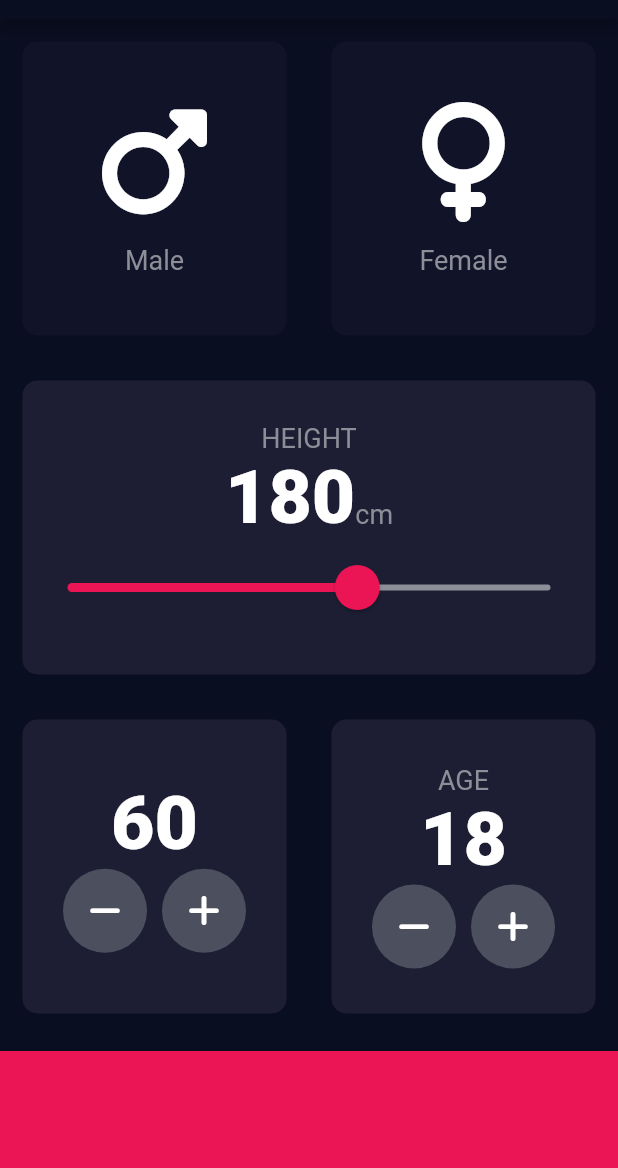
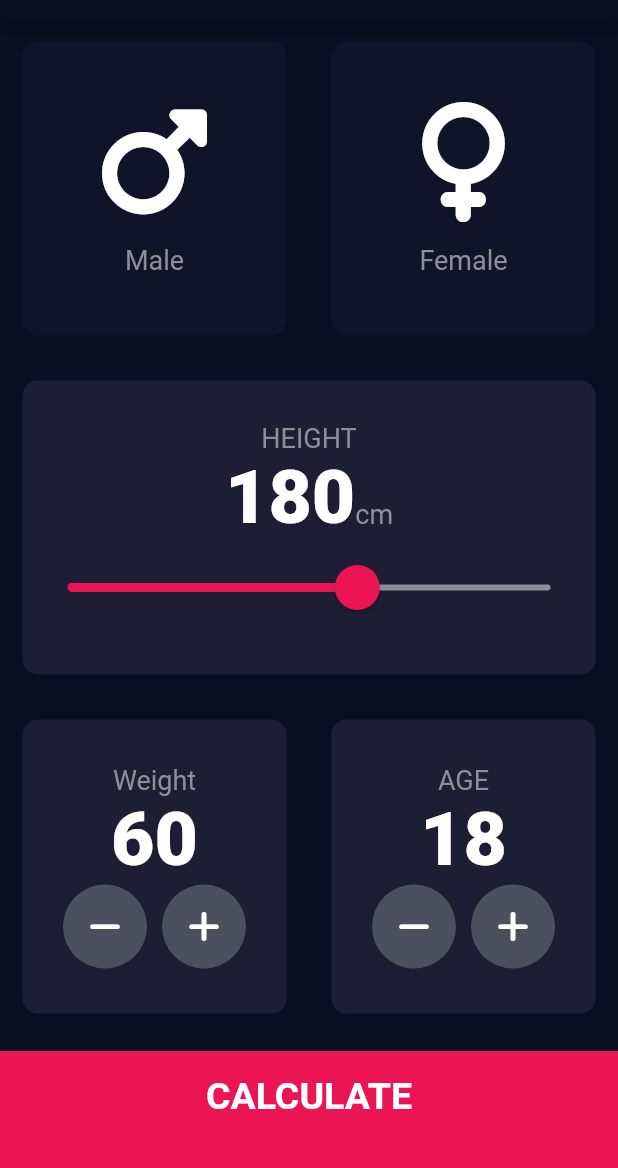
Before and after one commit to FaisalIslam26/BMI-Calculator, a Flutter app: the screen it shows after launch, on a phone screen of 412 x 824 dp, the part 65-1233 px from its top. Run offline on Flutter 3.47's test engine with Material 2 defaults, Android fonts, the phone set to English and light mode, and no system bars; our stand-ins replace font_awesome_flutter.

Commit message:
this is my second commit

```diff
--- /dev/null
+++ b/lib/screens/calculator_brain.dart
@@ -0,0 +1,37 @@
+import 'dart:math';
+
+class CalculatorBrain {
+  CalculatorBrain({
+    required this.height,
+    required this.weight,
+  });
+  final int height;
+  final int weight;
+
+  double _bmi = 0;
+
+  String calculateBMI() {
+    _bmi = weight / pow(height / 100, 2);
+    return _bmi.toStringAsFixed(1);
+  }
+
+  String getResult() {
+    if (_bmi >= 25) {
+      return 'OverWeight';
+    } else if (_bmi > 18.5) {
+      return 'Normal';
+    } else {
+      return 'Underweight';
+    }
+  }
+
+  String getInterpretation() {
+    if (_bmi >= 25) {
+      return 'You have a higher than normal body weight. Try to exercise more.';
+    } else if (_bmi > 18.5) {
+      return 'You have a Normal Body Weight, Good Job!';
+    } else {
+      return 'You have a lower than normal body weight. You can eat a bit more.';
+    }
+  }
+}
--- a/lib/screens/input_page.dart
+++ b/lib/screens/input_page.dart
@@ -1,4 +1,8 @@
 import 'package:bmical/constaints/constainst.dart';
+import 'package:bmical/screens/calculator_brain.dart';
+import 'package:bmical/screens/result_page.dart';
+import 'package:bmical/widgets/RoundIcon_button.dart';
+import 'package:bmical/widgets/bottom_button.dart';
 import 'package:bmical/widgets/iconContent_widget.dart';
 import 'package:bmical/widgets/reusableCard_widget.dart';
 import 'package:flutter/material.dart';
@@ -144,6 +148,10 @@ class _InputPageState extends State<InputPage> {
                       mainAxisAlignment: MainAxisAlignment.center,
                       children: [
                         Text(
+                          'Weight',
+                          style: KlabeltextStlyle,
+                        ),
+                        Text(
                           weight.toString(),
                           style: KTextStyle,
                         ),
@@ -218,37 +226,28 @@ class _InputPageState extends State<InputPage> {
               ],
             ),
           ),
-          Container(
-            width: double.infinity,
-            height: KBottomcontainerHeight,
-            margin: EdgeInsets.only(top: 10),
-            decoration: BoxDecoration(
-              color: KBottomcontainerColor,
-            ),
+          BottomButton(
+            buttonTitle: 'CALCULATE',
+            onTap: () {
+              CalculatorBrain calc =
+                  CalculatorBrain(height: height, weight: weight);
+
+              Navigator.push(
+                context,
+                MaterialPageRoute(
+                  builder: (_) {
+                    return ResultsPage(
+                      bmiResult: calc.calculateBMI(),
+                      resutText: calc.getResult(),
+                      interpretation: calc.getInterpretation(),
+                    );
+                  },
+                ),
+              );
+            },
           ),
         ],
       ),
     );
   }
 }
-
-class RoundIconButton extends StatelessWidget {
-  RoundIconButton({required this.icon, required this.onPressed});
-  final IconData icon;
-  final Function() onPressed;
-
-  @override
-  Widget build(BuildContext context) {
-    return RawMaterialButton(
-      child: Icon(icon),
-      elevation: 0,
-      onPressed: onPressed,
-      constraints: BoxConstraints.tightFor(
-        width: 56,
-        height: 56,
-      ),
-      shape: CircleBorder(),
-      fillColor: Color(0xFF4C4F5E),
-    );
-  }
-}
--- /dev/null
+++ b/lib/widgets/RoundIcon_button.dart
@@ -0,0 +1,22 @@
+import 'package:flutter/material.dart';
+
+class RoundIconButton extends StatelessWidget {
+  RoundIconButton({required this.icon, required this.onPressed});
+  final IconData icon;
+  final Function() onPressed;
+
+  @override
+  Widget build(BuildContext context) {
+    return RawMaterialButton(
+      child: Icon(icon),
+      elevation: 0,
+      onPressed: onPressed,
+      constraints: BoxConstraints.tightFor(
+        width: 56,
+        height: 56,
+      ),
+      shape: CircleBorder(),
+      fillColor: Color(0xFF4C4F5E),
+    );
+  }
+}
--- /dev/null
+++ b/lib/widgets/bottom_button.dart
@@ -0,0 +1,31 @@
+import 'package:bmical/constaints/constainst.dart';
+import 'package:flutter/material.dart';
+
+class BottomButton extends StatelessWidget {
+  BottomButton({required this.onTap, required this.buttonTitle});
+
+  final Function()? onTap;
+  final String buttonTitle;
+
+  @override
+  Widget build(BuildContext context) {
+    return GestureDetector(
+      onTap: onTap,
+      child: Container(
+        child: Center(
+          child: Text(
+            buttonTitle,
+            style: KLargeButtonTextStyle,
+          ),
+        ),
+        width: double.infinity,
+        height: KBottomcontainerHeight,
+        margin: EdgeInsets.only(top: 10),
+        padding: EdgeInsets.only(bottom: 20),
+        decoration: BoxDecoration(
+          color: KBottomcontainerColor,
+        ),
+      ),
+    );
+  }
+}
```
Also changed, not shown: lib/constaints/constainst.dart (+25 -0 lines), lib/screens/result_page.dart (added, +67 -0 lines).
